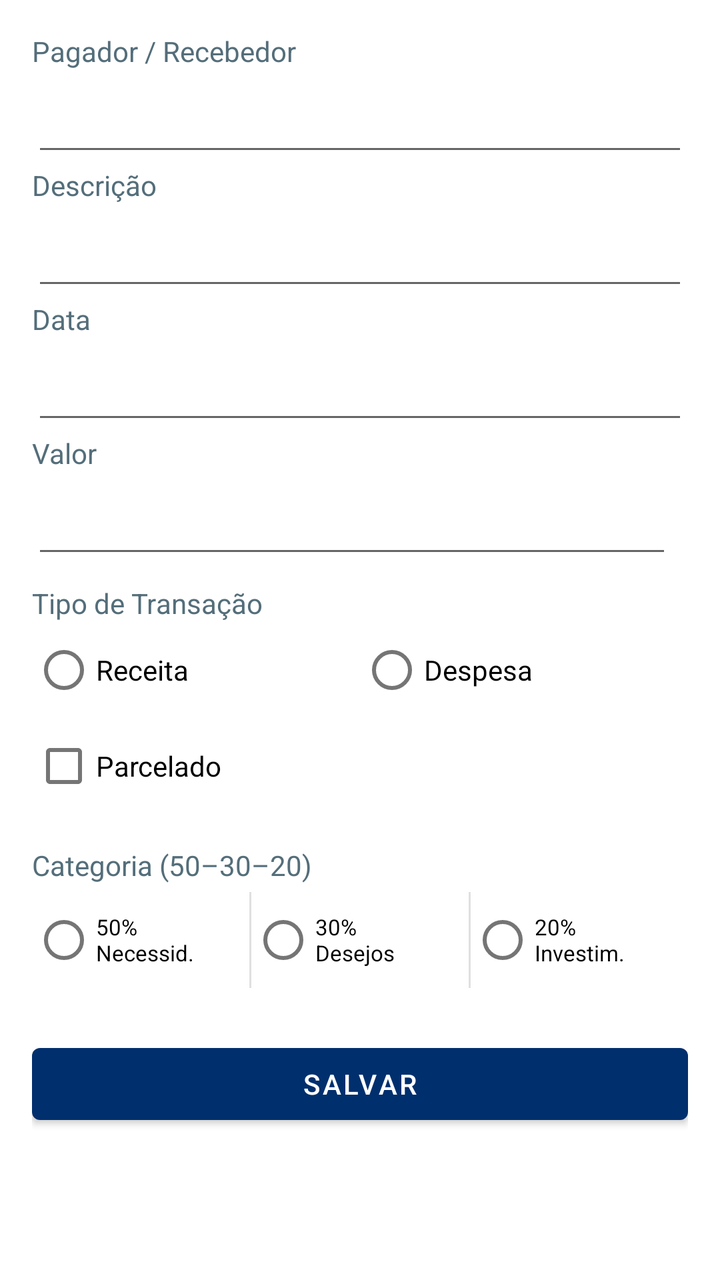
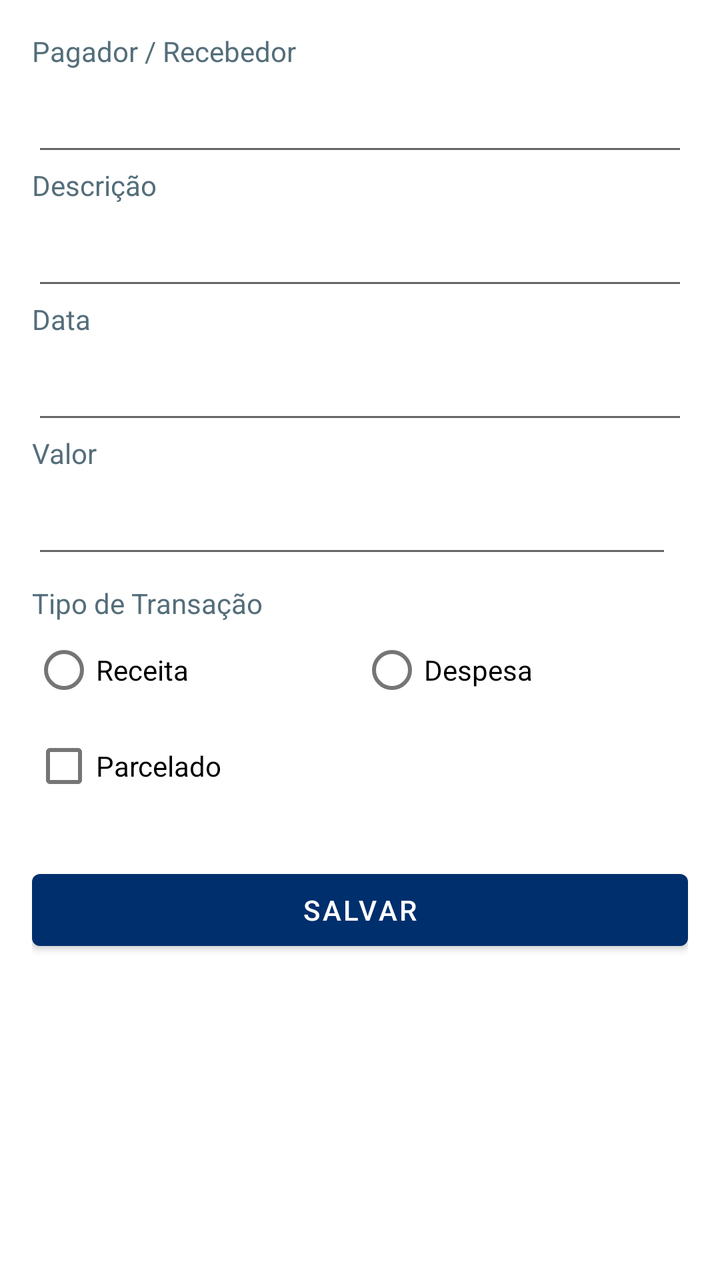

Screens rendered from an Android XML layout before and after an edit, with the pre-edit source and the edit as a unified diff.
<!-- AndroidManifest.xml: application theme Theme.CashFlow -->
<!-- res/layout/fragment_transaction_add.xml -->
<?xml version="1.0" encoding="utf-8"?>
<androidx.constraintlayout.widget.ConstraintLayout xmlns:android="http://schemas.android.com/apk/res/android"
    xmlns:app="http://schemas.android.com/apk/res-auto"
    xmlns:tools="http://schemas.android.com/tools"
    android:layout_width="match_parent"
    android:layout_height="match_parent"
    android:focusableInTouchMode="true"
    android:padding="16dp"
    tools:context="meimaonamassa.cashflow.feature.transaction.add.ui.TransactionAddFragment">

    <TextView
        android:id="@+id/text_payer_payee"
        android:layout_width="0dp"
        android:layout_height="wrap_content"
        android:text="@string/text_payer_payee"
        android:textColor="#546E7A"
        app:layout_constraintEnd_toEndOf="parent"
        app:layout_constraintStart_toStartOf="parent"
        app:layout_constraintTop_toTopOf="parent" />

    <EditText
        android:id="@+id/edit_payer_payee"
        android:layout_width="0dp"
        android:layout_height="wrap_content"
        android:autofillHints="name"
        android:inputType="textPersonName"
        android:labelFor="@id/edit_payer_payee"
        android:minHeight="48dp"
        app:layout_constraintEnd_toEndOf="parent"
        app:layout_constraintStart_toStartOf="parent"
        app:layout_constraintTop_toBottomOf="@id/text_payer_payee" />

    <TextView
        android:id="@+id/text_description"
        android:layout_width="0dp"
        android:layout_height="wrap_content"
        android:text="@string/text_description"
        android:textColor="#546E7A"
        app:layout_constraintEnd_toEndOf="parent"
        app:layout_constraintStart_toStartOf="parent"
        app:layout_constraintTop_toBottomOf="@id/edit_payer_payee" />

    <EditText
        android:id="@+id/edit_description"
        android:layout_width="0dp"
        android:layout_height="wrap_content"
        android:importantForAutofill="no"
        android:inputType="text"
        android:minHeight="48dp"
        app:layout_constraintEnd_toEndOf="parent"
        app:layout_constraintStart_toStartOf="parent"
        app:layout_constraintTop_toBottomOf="@id/text_description" />

    <TextView
        android:id="@+id/text_date"
        android:layout_width="0dp"
        android:layout_height="wrap_content"
        android:text="@string/text_date"
        android:textColor="#546E7A"
        app:layout_constraintEnd_toEndOf="parent"
        app:layout_constraintStart_toStartOf="parent"
        app:layout_constraintTop_toBottomOf="@id/edit_description" />

    <EditText
        android:id="@+id/edit_date"
        android:layout_width="0dp"
        android:layout_height="wrap_content"
        android:importantForAutofill="no"
        android:inputType="date"
        android:maxLength="10"
        android:minHeight="48dp"
        app:layout_constraintEnd_toEndOf="parent"
        app:layout_constraintStart_toStartOf="parent"
        app:layout_constraintTop_toBottomOf="@id/text_date" />

    <TextView
        android:id="@+id/text_money"
        android:layout_width="0dp"
        android:layout_height="wrap_content"
        android:text="@string/text_money"
        android:textColor="#546E7A"
        app:layout_constraintEnd_toEndOf="parent"
        app:layout_constraintStart_toStartOf="parent"
        app:layout_constraintTop_toBottomOf="@id/edit_date" />

    <EditText
        android:id="@+id/edit_money"
        android:layout_width="0dp"
        android:layout_height="wrap_content"
        android:layout_marginEnd="8dp"
        android:clickable="false"
        android:importantForAutofill="no"
        android:inputType="number"
        android:maxLength="19"
        android:minHeight="48dp"
        app:layout_constraintEnd_toStartOf="@+id/button_calculator"
        app:layout_constraintStart_toStartOf="parent"
        app:layout_constraintTop_toBottomOf="@id/text_money" />

    <ImageButton
        android:id="@+id/button_calculator"
        android:layout_width="48dp"
        android:layout_height="48dp"
        android:background="?attr/selectableItemBackgroundBorderless"
        android:contentDescription="@string/calculator_desc_image_button"
        android:src="@drawable/ic_calculate"
        android:visibility="gone"
        app:layout_constraintBottom_toBottomOf="@id/edit_money"
        app:layout_constraintEnd_toEndOf="parent"
        app:layout_constraintTop_toTopOf="@id/edit_money"
        tools:visibility="visible" />

    <TextView
        android:id="@+id/text_transaction_type"
        android:layout_width="0dp"
        android:layout_height="wrap_content"
        android:layout_marginTop="8dp"
        android:text="@string/text_transaction_type"
        android:textColor="#546E7A"
        app:layout_constraintEnd_toEndOf="parent"
        app:layout_constraintStart_toStartOf="parent"
        app:layout_constraintTop_toBottomOf="@id/edit_money" />

    <RadioGroup
        android:id="@+id/group_radio_transaction_type"
        android:layout_width="0dp"
        android:layout_height="wrap_content"
        android:orientation="horizontal"
        app:layout_constraintEnd_toEndOf="parent"
        app:layout_constraintStart_toStartOf="parent"
        app:layout_constraintTop_toBottomOf="@id/text_transaction_type">

        <RadioButton
            android:id="@+id/radio_income"
            android:layout_width="0dp"
            android:layout_height="wrap_content"
            android:layout_weight="1"
            android:text="@string/radio_income" />

        <RadioButton
            android:id="@+id/radio_expense"
            android:layout_width="0dp"
            android:layout_height="wrap_content"
            android:layout_weight="1"
            android:text="@string/radio_expense" />
    </RadioGroup>

    <CheckBox
        android:id="@+id/check_installment"
        android:layout_width="wrap_content"
        android:layout_height="wrap_content"
        android:text="@string/check_installment"
        app:layout_constraintStart_toStartOf="parent"
        app:layout_constraintTop_toBottomOf="@id/group_radio_transaction_type" />

    <LinearLayout
        android:id="@+id/layout_installments"
        android:layout_width="0dp"
        android:layout_height="wrap_content"
        android:layout_marginStart="16dp"
        android:orientation="horizontal"
        android:visibility="gone"
        app:layout_constraintBottom_toBottomOf="@id/check_installment"
        app:layout_constraintEnd_toEndOf="parent"
        app:layout_constraintStart_toEndOf="@id/check_installment"
        app:layout_constraintTop_toTopOf="@id/check_installment">

        <EditText
            android:id="@+id/edit_installment_current"
            android:layout_width="0dp"
            android:layout_height="wrap_content"
            android:layout_weight="1"
            android:autofillHints="phone"
            android:hint="@string/edit_installment_current"
            android:inputType="number"
            android:minHeight="48dp" />

        <TextView
            android:layout_width="wrap_content"
            android:layout_height="wrap_content"
            android:text="@string/text_installment_slash" />

        <EditText
            android:id="@+id/edit_installment_final"
            android:layout_width="0dp"
            android:layout_height="wrap_content"
            android:layout_weight="1"
            android:hint="@string/edit_installment_final"
            android:importantForAutofill="no"
            android:inputType="number" />
    </LinearLayout>

    <TextView
        android:id="@+id/text_category"
        android:layout_width="match_parent"
        android:layout_height="wrap_content"
        android:layout_marginTop="16dp"
        android:text="@string/text_category"
        android:textColor="#546E7A"
        app:layout_constraintTop_toBottomOf="@id/check_installment" />

    <RadioGroup
        android:id="@+id/group_category"
        android:layout_width="0dp"
        android:layout_height="wrap_content"
        android:layout_marginTop="4dp"
        android:divider="?android:attr/dividerVertical"
        android:orientation="horizontal"
        android:showDividers="middle"
        app:layout_constraintEnd_toEndOf="parent"
        app:layout_constraintStart_toStartOf="parent"
        app:layout_constraintTop_toBottomOf="@id/text_category">

        <RadioButton
            android:id="@+id/radio_needs"
            android:layout_width="0dp"
            android:layout_height="wrap_content"
            android:layout_weight="1"
            android:gravity="center_vertical"
            android:text="@string/need_category_radio"
            android:textSize="11sp" />

        <RadioButton
            android:id="@+id/radio_wants"
            android:layout_width="0dp"
            android:layout_height="wrap_content"
            android:layout_weight="1"
            android:gravity="center_vertical"
            android:text="@string/wants_category_radio"
            android:textSize="11sp" />

        <RadioButton
            android:id="@+id/radio_investments"
            android:layout_width="0dp"
            android:layout_height="wrap_content"
            android:layout_weight="1"
            android:gravity="center_vertical"
            android:text="@string/investments_category_radio"
            android:textSize="11sp" />
    </RadioGroup>

    <Button
        android:id="@+id/button_save"
        android:layout_width="match_parent"
        android:layout_height="wrap_content"
        android:layout_marginTop="24dp"
        android:text="@string/button_save"
        app:layout_constraintTop_toBottomOf="@id/group_category" />

</androidx.constraintlayout.widget.ConstraintLayout>
<!-- resources referenced by this layout -->
<resources>
  <!-- drawable ic_calculate (drawable) -->
  <vector xmlns:android="http://schemas.android.com/apk/res/android" android:height="48dp" android:tint="#000000" android:viewportHeight="24" android:viewportWidth="24" android:width="48dp">
        
      <path android:fillColor="@android:color/white" android:pathData="M19,3H5C3.9,3 3,3.9 3,5v14c0,1.1 0.9,2 2,2h14c1.1,0 2,-0.9 2,-2V5C21,3.9 20.1,3 19,3zM13.03,7.06L14.09,6l1.41,1.41L16.91,6l1.06,1.06l-1.41,1.41l1.41,1.41l-1.06,1.06L15.5,9.54l-1.41,1.41l-1.06,-1.06l1.41,-1.41L13.03,7.06zM6.25,7.72h5v1.5h-5V7.72zM11.5,16h-2v2H8v-2H6v-1.5h2v-2h1.5v2h2V16zM18,17.25h-5v-1.5h5V17.25zM18,14.75h-5v-1.5h5V14.75z"/>
      
  </vector>
  <string name="button_save">Salvar</string>
  <string name="calculator_desc_image_button">Image of the button for calculating the installment amount of the transaction.</string>
  <string name="check_installment">Parcelado</string>
  <string name="edit_installment_current">Atual</string>
  <string name="edit_installment_final">Final</string>
  <string name="investments_category_radio">20%\nInvestim.</string>
  <string name="need_category_radio">50%\nNecessid.</string>
  <string name="radio_expense">Despesa</string>
  <string name="radio_income">Receita</string>
  <string name="text_category">Categoria (50–30–20)</string>
  <string name="text_date">Data</string>
  <string name="text_description">Descrição</string>
  <string name="text_installment_slash">" / "</string>
  <string name="text_money">Valor</string>
  <string name="text_payer_payee">Pagador / Recebedor</string>
  <string name="text_transaction_type">Tipo de Transação</string>
  <string name="wants_category_radio">30%\nDesejos</string>
  <style name="Theme.CashFlow" parent="Theme.MaterialComponents.Light.NoActionBar">
          
          <item name="colorPrimary">@color/colorPrimary</item>
          <item name="colorOnPrimary">@color/white</item>
          
          <item name="colorSecondary">?attr/colorPrimary</item>
          <item name="colorOnSecondary">?attr/colorOnPrimary</item>
          
          <item name="android:statusBarColor">@color/statusBarColor</item>
          
          <item name="android:navigationBarColor">@color/black</item>
          
          <item name="android:windowLightStatusBar">false</item>
      </style>
  <color name="colorPrimary">#002F6D</color>
  <color name="white">#FFFFFFFF</color>
  <color name="statusBarColor">#001A3D</color>
  <color name="black">#FF000000</color>
</resources>

<!-- the commit's change to res/layout/fragment_transaction_add.xml (unified diff, before → after) -->
@@ -197,6 +197,8 @@
         android:layout_marginTop="16dp"
         android:text="@string/text_category"
         android:textColor="#546E7A"
+        android:visibility="gone"
+        tools:visibility="visible"
         app:layout_constraintTop_toBottomOf="@id/check_installment" />
 
     <RadioGroup
@@ -207,6 +209,8 @@
         android:divider="?android:attr/dividerVertical"
         android:orientation="horizontal"
         android:showDividers="middle"
+        android:visibility="gone"
+        tools:visibility="visible"
         app:layout_constraintEnd_toEndOf="parent"
         app:layout_constraintStart_toStartOf="parent"
         app:layout_constraintTop_toBottomOf="@id/text_category">
